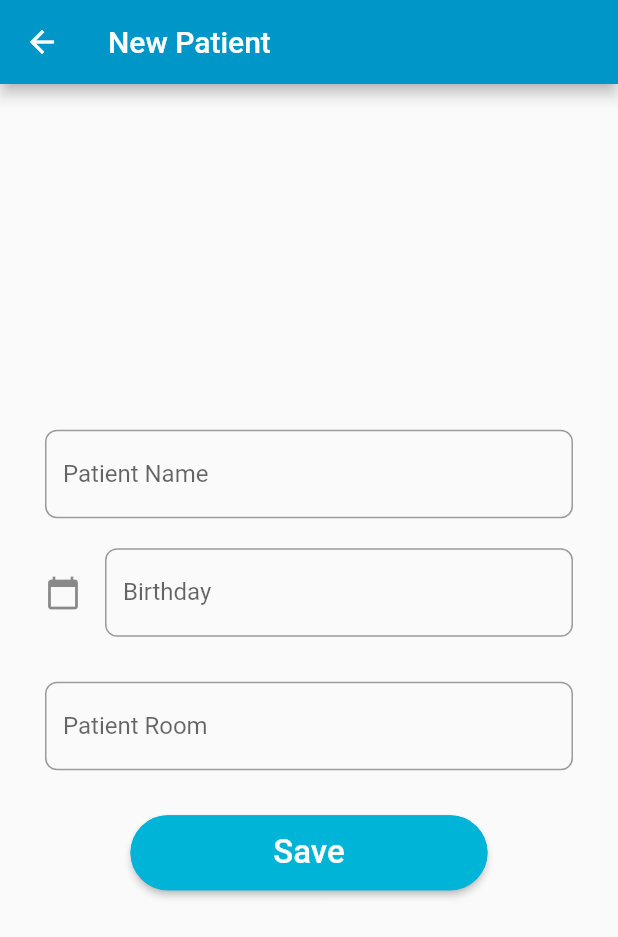
After one commit to Mkohl2508/mobile_health_cura, a Flutter app: the AddPatientScreen screen opened directly, on a phone screen of 412 x 824 dp. The commit adds this screen. Shown: the top 937 px of the screen. Run offline on Flutter 3.47's test engine with Material 2 defaults, Android fonts, the phone set to English and light mode, and no system bars; our stand-ins replace firebase_auth, firebase_core, flutter_speed_dial, flutter_svg, font_awesome_flutter; accounts and stored records are empty.

Commit message:
add patient screen

```diff
--- /dev/null
+++ b/Implementation/App/lib/screens/add_patient_screen.dart
@@ -0,0 +1,78 @@
+import 'package:flutter/material.dart';
+import 'package:cura/model/widget/AppColors.dart';
+
+class AddPatientScreen extends StatefulWidget {
+  const AddPatientScreen({Key? key}) : super(key: key);
+
+  @override
+  _AddPatientScreenState createState() => _AddPatientScreenState();
+}
+
+class _AddPatientScreenState extends State<AddPatientScreen> {
+  @override
+  Widget build(BuildContext context) {
+    return Scaffold(
+        appBar: AppBar(
+          backgroundColor: AppColors.cura_darkCyan,
+          title: Text('New Patient'),
+        ),
+        body: Center(
+            child: SingleChildScrollView(
+                padding: const EdgeInsets.all(30.0),
+                child: Form(
+                    child: Column(children: [
+                  TextFormField(
+                    decoration: InputDecoration(
+                        hintText: 'Name',
+                        labelText: 'Patient Name',
+                        border: OutlineInputBorder(
+                            borderRadius: BorderRadius.circular(8.0))),
+                  ),
+                  SizedBox(
+                    height: 20,
+                  ),
+                  TextFormField(
+                    keyboardType: TextInputType.datetime,
+                    decoration: InputDecoration(
+                        labelText: 'Birthday',
+                        icon: Icon(Icons.calendar_today),
+                        border: OutlineInputBorder(
+                            borderRadius: BorderRadius.circular(8.0))),
+                  ),
+                  SizedBox(
+                    height: 30,
+                  ),
+                  TextFormField(
+                    keyboardType: TextInputType.number,
+                    decoration: InputDecoration(
+                        hintText: 'Number',
+                        labelText: 'Patient Room',
+                        border: OutlineInputBorder(
+                            borderRadius: BorderRadius.circular(8.0))),
+                  ),
+                  SizedBox(
+                    height: 30,
+                  ),
+                  ElevatedButton(
+                    style: ButtonStyle(
+                        backgroundColor:
+                            MaterialStateProperty.all(AppColors.cura_cyan),
+                        shape: MaterialStateProperty
+                            .all<RoundedRectangleBorder>(RoundedRectangleBorder(
+                                borderRadius: BorderRadius.circular(40.0),
+                                side: BorderSide(color: AppColors.cura_cyan)))),
+                    onPressed: () {},
+                    child: SizedBox(
+                        width: MediaQuery.of(context).size.width * 0.5,
+                        height: 50,
+                        child: Center(
+                          child: Text(
+                            "Save",
+                            style: TextStyle(fontSize: 22),
+                          ),
+                        )),
+                  )
+                ])))));
+
+  }
+}
--- a/Implementation/App/pubspec.yaml
+++ b/Implementation/App/pubspec.yaml
@@ -34,6 +34,7 @@ dependencies:
   intl: ^0.17.0
   font_awesome_flutter:
   flutter_svg:
+  flutter_speed_dial: ^4.3.0
 
   # The following adds the Cupertino Icons font to your application.
   # Use with the CupertinoIcons class for iOS style icons.
```
Also changed, not shown: Implementation/App/lib/screens/home_screen.dart (+25 -14 lines), Implementation/App/lib/firebase_options.dart (added), Implementation/App/pubspec.lock.
